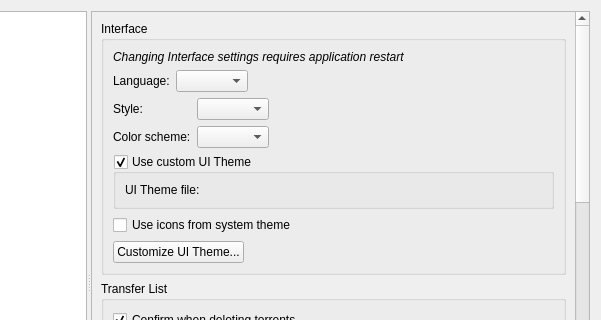
The window that src/gui/optionsdialog.ui (CoderNoel/qBitFusion) describes before a commit, drawn with Qt 5; both pictures show x 178 to 779 and y 0 to 320 of the 779 by 591 pixel window.
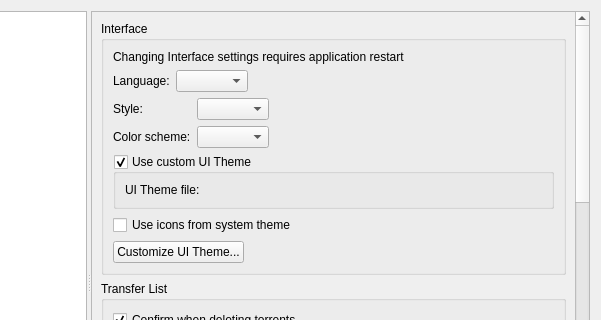
The same window after the commit. Icons and pictures are not drawn. Custom widgets are drawn as their Qt base class.

The edit to the form file:
```diff
--- a/src/gui/optionsdialog.ui
+++ b/src/gui/optionsdialog.ui
@@ -142,7 +142,7 @@
                 <widget class="QLabel" name="labelRestartRequired">
                  <property name="font">
                   <font>
-                   <italic>true</italic>
+                   <italic>false</italic>
                   </font>
                  </property>
                  <property name="text">
```
Left out of the diff: 6 changed lines with no effect on the pictures.
